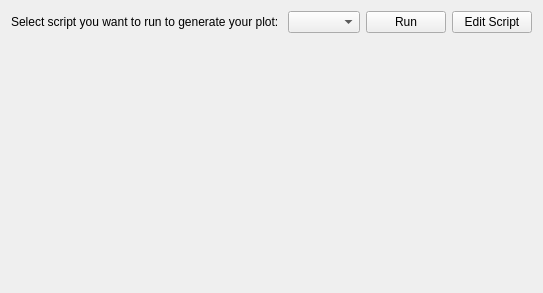
Qt form sr_gui_dynamic_plot_tool/uis/SrGuiDynamicPlotTool.ui (shadow-robot/sr-visualization) before a commit.
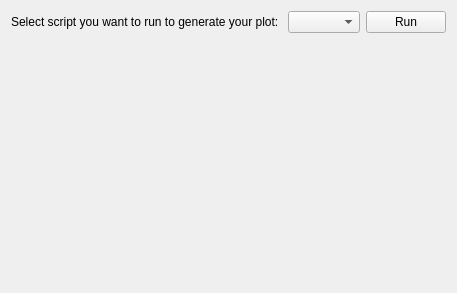
The same form after that commit.

Commit message: Remove edit button, add joint_state_topic, run rqt_multiplot in separate thread

The edit to the form file:
```diff
--- a/sr_gui_dynamic_plot_tool/uis/SrGuiDynamicPlotTool.ui
+++ b/sr_gui_dynamic_plot_tool/uis/SrGuiDynamicPlotTool.ui
@@ -43,13 +43,6 @@
      </property>
     </widget>
    </item>
-   <item row="0" column="3">
-    <widget class="QPushButton" name="edit_button">
-     <property name="text">
-      <string>Edit Script</string>
-     </property>
-    </widget>
-   </item>
   </layout>
  </widget>
  <resources/>
```
The commit also changes 2 other files.
